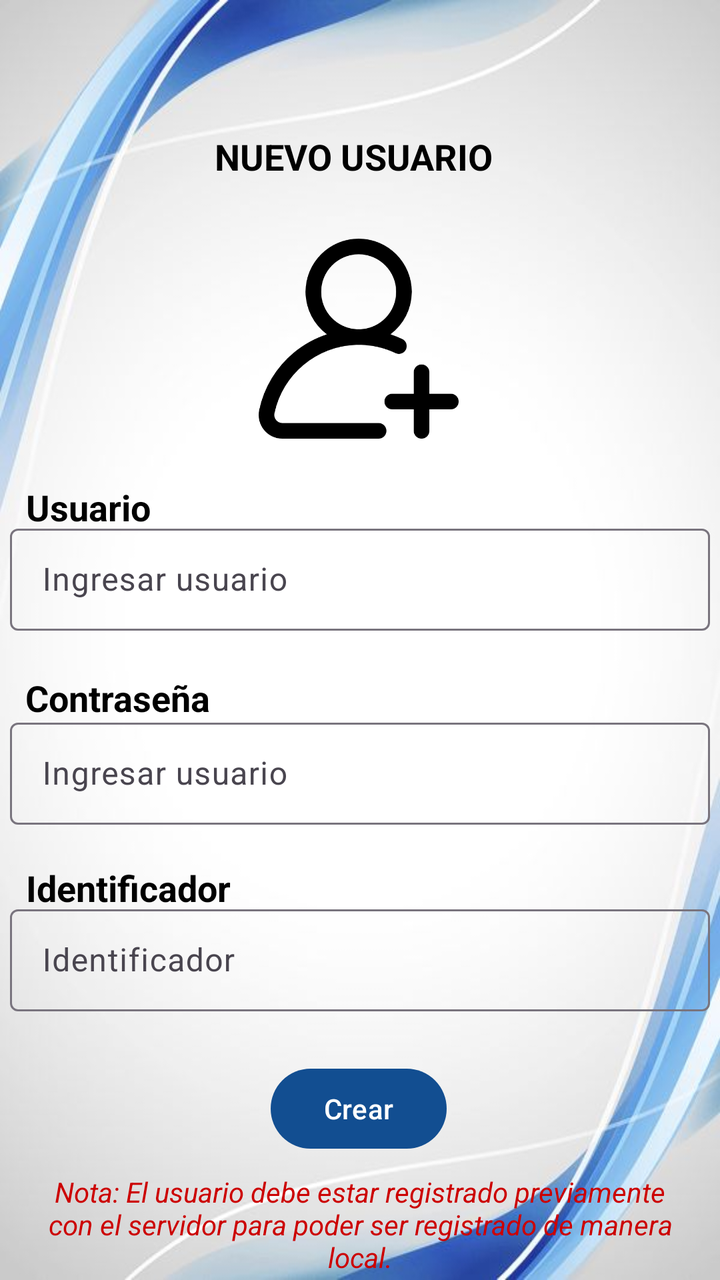
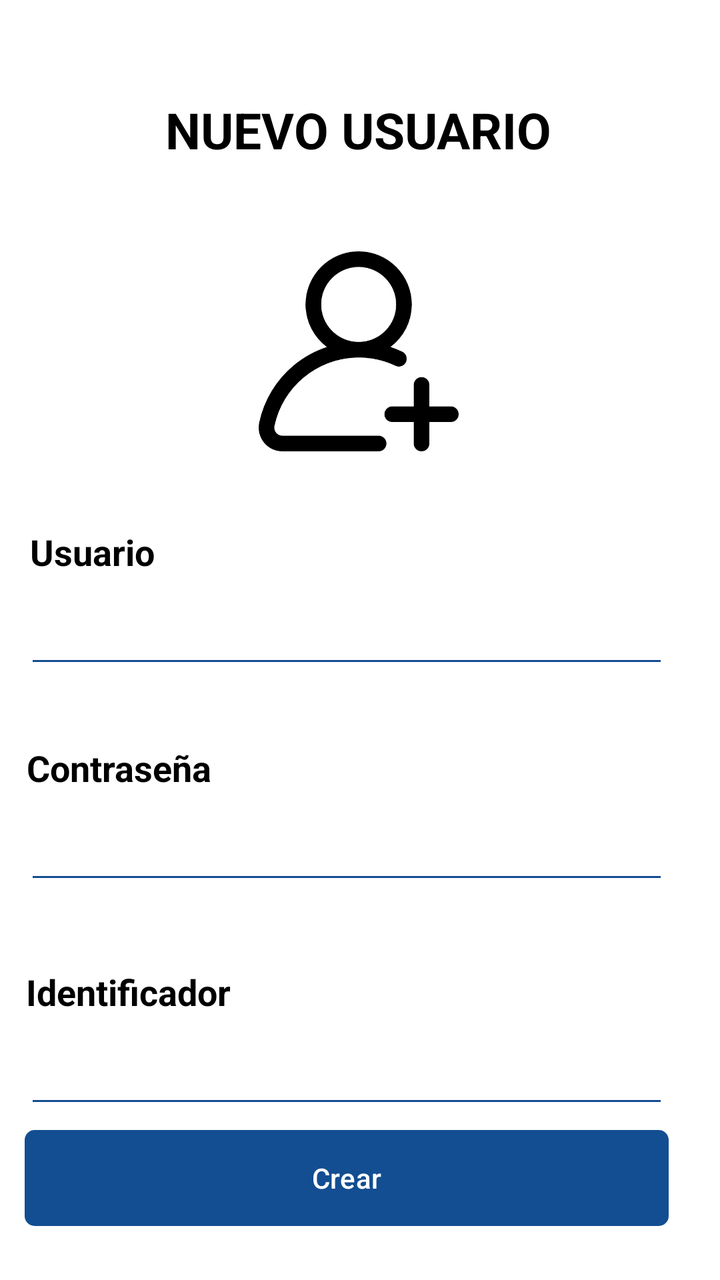

An Android layout rendered at two revisions. The XML below is the earlier revision; the diff shows what the commit changed to produce the second picture.
<!-- AndroidManifest.xml: application theme Theme.Cobro -->
<!-- res/layout/activity_crear.xml -->
<?xml version="1.0" encoding="utf-8"?>
<androidx.constraintlayout.widget.ConstraintLayout xmlns:android="http://schemas.android.com/apk/res/android"
    xmlns:app="http://schemas.android.com/apk/res-auto"
    xmlns:tools="http://schemas.android.com/tools"
    android:id="@+id/main"
    android:layout_width="match_parent"
    android:layout_height="match_parent"
    android:background="@drawable/frame"
    tools:context=".MainActivity" >

    <ImageView
        android:id="@+id/imageView4"
        android:layout_width="100dp"
        android:layout_height="100dp"
        android:contentDescription="@string/descripcion_agregar"
        app:layout_constraintBottom_toBottomOf="parent"
        app:layout_constraintEnd_toEndOf="parent"
        app:layout_constraintHorizontal_bias="0.498"
        app:layout_constraintStart_toStartOf="parent"
        app:layout_constraintTop_toTopOf="parent"
        app:layout_constraintVertical_bias="0.221"
        app:srcCompat="@drawable/agregar" />

    <TextView
        android:id="@+id/textView7"
        android:layout_width="wrap_content"
        android:layout_height="wrap_content"
        android:text="@string/lbl_nuevo"
        android:textSize="18sp"
        android:textStyle="bold"
        android:textColor="@color/black"
        app:layout_constraintBottom_toBottomOf="parent"
        app:layout_constraintEnd_toEndOf="parent"
        app:layout_constraintHorizontal_bias="0.486"
        app:layout_constraintStart_toStartOf="parent"
        app:layout_constraintTop_toTopOf="parent"
        app:layout_constraintVertical_bias="0.107" />


    <TextView
        android:id="@+id/textView8"
        android:layout_width="wrap_content"
        android:layout_height="wrap_content"
        android:text="@string/lbl_usuar"
        android:textSize="18sp"
        android:textStyle="bold"
        android:textColor="@color/black"
        app:layout_constraintBottom_toBottomOf="parent"
        app:layout_constraintEnd_toEndOf="parent"
        app:layout_constraintHorizontal_bias="0.044"
        app:layout_constraintStart_toStartOf="parent"
        app:layout_constraintTop_toTopOf="parent"
        app:layout_constraintVertical_bias="0.392" />

    <TextView
        android:id="@+id/identificador"
        android:layout_width="wrap_content"
        android:layout_height="wrap_content"
        android:text="@string/lbl_pass"
        android:textSize="18sp"
        android:textStyle="bold"
        android:textColor="@color/black"
        app:layout_constraintBottom_toBottomOf="parent"
        app:layout_constraintEnd_toEndOf="parent"
        app:layout_constraintHorizontal_bias="0.047"
        app:layout_constraintStart_toStartOf="parent"
        app:layout_constraintTop_toTopOf="parent"
        app:layout_constraintVertical_bias="0.547" />

    <TextView
        android:id="@+id/textView6"
        android:layout_width="wrap_content"
        android:layout_height="wrap_content"
        android:text="Identificador"
        android:textColor="@color/black"
        android:textSize="18sp"
        android:textStyle="bold"
        app:layout_constraintBottom_toBottomOf="parent"
        app:layout_constraintEnd_toEndOf="parent"
        app:layout_constraintHorizontal_bias="0.051"
        app:layout_constraintStart_toStartOf="parent"
        app:layout_constraintTop_toTopOf="parent"
        app:layout_constraintVertical_bias="0.701" />

    <com.google.android.material.textfield.TextInputLayout
        android:layout_width="350dp"
        android:layout_height="wrap_content"
        app:layout_constraintBottom_toBottomOf="parent"
        app:layout_constraintEnd_toEndOf="parent"
        app:layout_constraintHorizontal_bias="0.491"
        app:layout_constraintStart_toStartOf="parent"
        app:layout_constraintTop_toTopOf="parent"
        app:layout_constraintVertical_bias="0.444">

        <com.google.android.material.textfield.TextInputEditText
            android:id="@+id/usuarioInput"
            android:layout_width="match_parent"
            android:layout_height="51dp"
            android:hint="@string/txt_usuario"
            android:textColor="@color/black" />
    </com.google.android.material.textfield.TextInputLayout>

    <com.google.android.material.textfield.TextInputLayout
        android:id="@+id/textInputLayoutusuarioInput"
        android:layout_width="350dp"
        android:layout_height="wrap_content"
        app:layout_constraintBottom_toBottomOf="parent"
        app:layout_constraintEnd_toEndOf="parent"
        app:layout_constraintHorizontal_bias="0.491"
        app:layout_constraintStart_toStartOf="parent"
        app:layout_constraintTop_toTopOf="parent"
        app:layout_constraintVertical_bias="0.61">

        <com.google.android.material.textfield.TextInputEditText
            android:id="@+id/passwordInput"
            android:layout_width="match_parent"
            android:layout_height="51dp"
            android:hint="@string/txt_usuario"
            android:textColor="@color/black" />
    </com.google.android.material.textfield.TextInputLayout>


    <Button
        android:id="@+id/butto"
        android:layout_width="wrap_content"
        android:layout_height="wrap_content"
        android:text="@string/btn_crear"
        app:layout_constraintBottom_toBottomOf="parent"
        app:layout_constraintEnd_toEndOf="parent"
        app:layout_constraintHorizontal_bias="0.498"
        app:layout_constraintStart_toStartOf="parent"
        app:layout_constraintTop_toTopOf="parent"
        app:layout_constraintVertical_bias="0.896" />

    <com.google.android.material.textfield.TextInputLayout
        android:id="@+id/textInputLayoutIdentificador"
        android:layout_width="350dp"
        android:layout_height="wrap_content"
        app:layout_constraintBottom_toBottomOf="parent"
        app:layout_constraintEnd_toEndOf="parent"
        app:layout_constraintHorizontal_bias="0.491"
        app:layout_constraintStart_toStartOf="parent"
        app:layout_constraintTop_toTopOf="parent"
        app:layout_constraintVertical_bias="0.77">

        <com.google.android.material.textfield.TextInputEditText
            android:id="@+id/identificadorInput"
            android:layout_width="match_parent"
            android:layout_height="51dp"
            android:hint="Identificador"
            android:textColor="@color/black" />
    </com.google.android.material.textfield.TextInputLayout>

    <TextView
        android:id="@+id/textViewNota"
        android:layout_width="0dp"
        android:layout_height="wrap_content"
        android:layout_marginStart="16dp"
        android:layout_marginTop="8dp"
        android:layout_marginEnd="16dp"
        android:text="Nota: El usuario debe estar registrado previamente con el servidor para poder ser registrado de manera local."
        android:textAlignment="center"
        android:textColor="@android:color/holo_red_dark"
        android:textSize="14sp"
        android:textStyle="italic"
        app:layout_constraintStart_toStartOf="parent"
        app:layout_constraintEnd_toEndOf="parent"
        app:layout_constraintTop_toBottomOf="@id/butto"/>



</androidx.constraintlayout.widget.ConstraintLayout>
<!-- resources referenced by this layout -->
<resources>
  <color name="black">#FF000000</color>
  <!-- drawable agregar: png bitmap (drawable, 15375 bytes) -->
  <!-- drawable frame: jpg bitmap (drawable, 21967 bytes) -->
  <string name="btn_crear"> Crear</string>
  <string name="descripcion_agregar">Descripción de la imagen de agregar</string>
  <string name="lbl_nuevo"> NUEVO USUARIO </string>
  <string name="lbl_pass"> Contraseña</string>
  <string name="lbl_usuar"> Usuario </string>
  <string name="txt_usuario"> Ingresar usuario</string>
  <style name="Theme.Cobro" parent="Base.Theme.Cobro" />
  <style name="Base.Theme.Cobro" parent="Theme.Material3.DayNight.NoActionBar">
          
          
          <item name="colorPrimary">@color/colorPrimary</item>
          <item name="colorPrimaryVariant">@color/colorPrimaryDark</item>
          <item name="colorOnPrimary">@color/white</item>
          <item name="colorOnSecondary">@color/black</item>
  
      </style>
  <color name="colorPrimary">#124e91</color>
  <color name="colorPrimaryDark">#1A5276</color>
  <color name="white">#FFFFFFFF</color>
</resources>

<!-- the commit's change to res/layout/activity_crear.xml (unified diff, before → after) -->
@@ -5,67 +5,120 @@
     android:id="@+id/main"
     android:layout_width="match_parent"
     android:layout_height="match_parent"
-    android:background="@drawable/frame"
+    android:background="@color/white"
     tools:context=".MainActivity" >
+
 
     <ImageView
         android:id="@+id/imageView4"
         android:layout_width="100dp"
         android:layout_height="100dp"
+        android:layout_marginTop="44dp"
         android:contentDescription="@string/descripcion_agregar"
-        app:layout_constraintBottom_toBottomOf="parent"
         app:layout_constraintEnd_toEndOf="parent"
         app:layout_constraintHorizontal_bias="0.498"
         app:layout_constraintStart_toStartOf="parent"
-        app:layout_constraintTop_toTopOf="parent"
-        app:layout_constraintVertical_bias="0.221"
+        app:layout_constraintTop_toBottomOf="@+id/textView7"
         app:srcCompat="@drawable/agregar" />
 
-    <TextView
-        android:id="@+id/textView7"
-        android:layout_width="wrap_content"
-        android:layout_height="wrap_content"
-        android:text="@string/lbl_nuevo"
-        android:textSize="18sp"
-        android:textStyle="bold"
+    <EditText
+        android:id="@+id/usuarioInput"
+        android:layout_width="322dp"
+        android:layout_height="51dp"
+        android:layout_marginTop="288dp"
+        android:backgroundTint="@color/colorPrimary"
+        android:inputType="text"
         android:textColor="@color/black"
-        app:layout_constraintBottom_toBottomOf="parent"
         app:layout_constraintEnd_toEndOf="parent"
-        app:layout_constraintHorizontal_bias="0.486"
+        app:layout_constraintHorizontal_bias="0.325"
         app:layout_constraintStart_toStartOf="parent"
-        app:layout_constraintTop_toTopOf="parent"
-        app:layout_constraintVertical_bias="0.107" />
-
+        app:layout_constraintTop_toTopOf="parent" />
 
     <TextView
         android:id="@+id/textView8"
         android:layout_width="wrap_content"
         android:layout_height="wrap_content"
         android:text="@string/lbl_usuar"
+        android:textColor="@color/black"
         android:textSize="18sp"
         android:textStyle="bold"
-        android:textColor="@color/black"
-        app:layout_constraintBottom_toBottomOf="parent"
+        app:layout_constraintBottom_toTopOf="@+id/usuarioInput"
         app:layout_constraintEnd_toEndOf="parent"
-        app:layout_constraintHorizontal_bias="0.044"
+        app:layout_constraintHorizontal_bias="0.05"
         app:layout_constraintStart_toStartOf="parent"
-        app:layout_constraintTop_toTopOf="parent"
-        app:layout_constraintVertical_bias="0.392" />
+        app:layout_constraintTop_toBottomOf="@+id/imageView4"
+        app:layout_constraintVertical_bias="1.0" />
 
     <TextView
         android:id="@+id/identificador"
         android:layout_width="wrap_content"
         android:layout_height="wrap_content"
         android:text="@string/lbl_pass"
+        android:textColor="@color/black"
         android:textSize="18sp"
         android:textStyle="bold"
+        app:layout_constraintBottom_toTopOf="@+id/passwordInput"
+        app:layout_constraintEnd_toEndOf="parent"
+        app:layout_constraintHorizontal_bias="0.05"
+        app:layout_constraintStart_toStartOf="parent"
+        app:layout_constraintTop_toBottomOf="@+id/usuarioInput"
+        app:layout_constraintVertical_bias="1.0" />
+
+    <EditText
+        android:id="@+id/passwordInput"
+        android:layout_width="322dp"
+        android:layout_height="51dp"
+        android:layout_marginTop="396dp"
+        android:backgroundTint="@color/colorPrimary"
+        android:inputType="text"
         android:textColor="@color/black"
+        app:layout_constraintEnd_toEndOf="parent"
+        app:layout_constraintHorizontal_bias="0.325"
+        app:layout_constraintStart_toStartOf="parent"
+        app:layout_constraintTop_toTopOf="parent" />
+
+    <Button
+        android:id="@+id/butto"
+        android:layout_width="322dp"
+        android:layout_height="wrap_content"
+        android:background="@drawable/borde"
+        android:text="@string/btn_crear"
         app:layout_constraintBottom_toBottomOf="parent"
         app:layout_constraintEnd_toEndOf="parent"
-        app:layout_constraintHorizontal_bias="0.047"
+        app:layout_constraintHorizontal_bias="0.325"
         app:layout_constraintStart_toStartOf="parent"
-        app:layout_constraintTop_toTopOf="parent"
-        app:layout_constraintVertical_bias="0.547" />
+        app:layout_constraintTop_toBottomOf="@+id/identificadorInput"
+        app:layout_constraintVertical_bias="0.185" />
+
+    <EditText
+        android:id="@+id/identificadorInput"
+        android:layout_width="322dp"
+        android:layout_height="51dp"
+        android:layout_marginTop="508dp"
+        android:backgroundTint="@color/colorPrimary"
+        android:inputType="text"
+        android:textColor="@color/black"
+        app:layout_constraintEnd_toEndOf="parent"
+        app:layout_constraintHorizontal_bias="0.325"
+        app:layout_constraintStart_toStartOf="parent"
+        app:layout_constraintTop_toTopOf="parent" />
+
+    <TextView
+        android:id="@+id/textViewNota"
+        android:layout_width="0dp"
+        android:layout_height="wrap_content"
+        android:layout_marginStart="16dp"
+        android:layout_marginTop="32dp"
+        android:layout_marginEnd="16dp"
+        android:text="Nota: El usuario debe estar registrado previamente con el servidor para poder ser registrado de manera local."
+        android:textAlignment="center"
+        android:textColor="@color/colorPrimary"
+        android:textSize="14sp"
+        android:textStyle="italic"
+        app:layout_constraintEnd_toEndOf="parent"
+        app:layout_constraintHorizontal_bias="0.0"
+        app:layout_constraintStart_toStartOf="parent"
+        app:layout_constraintTop_toBottomOf="@id/butto" />
 
     <TextView
         android:id="@+id/textView6"
@@ -75,98 +128,26 @@
         android:textColor="@color/black"
         android:textSize="18sp"
         android:textStyle="bold"
-        app:layout_constraintBottom_toBottomOf="parent"
+        app:layout_constraintBottom_toTopOf="@+id/identificadorInput"
         app:layout_constraintEnd_toEndOf="parent"
-        app:layout_constraintHorizontal_bias="0.051"
+        app:layout_constraintHorizontal_bias="0.05"
         app:layout_constraintStart_toStartOf="parent"
         app:layout_constraintTop_toTopOf="parent"
-        app:layout_constraintVertical_bias="0.701" />
+        app:layout_constraintVertical_bias="1.0" />
 
-    <com.google.android.material.textfield.TextInputLayout
-        android:layout_width="350dp"
-        android:layout_height="wrap_content"
-        app:layout_constraintBottom_toBottomOf="parent"
-        app:layout_constraintEnd_toEndOf="parent"
-        app:layout_constraintHorizontal_bias="0.491"
-        app:layout_constraintStart_toStartOf="parent"
-        app:layout_constraintTop_toTopOf="parent"
-        app:layout_constraintVertical_bias="0.444">
-
-        <com.google.android.material.textfield.TextInputEditText
-            android:id="@+id/usuarioInput"
-            android:layout_width="match_parent"
-            android:layout_height="51dp"
-            android:hint="@string/txt_usuario"
-            android:textColor="@color/black" />
-    </com.google.android.material.textfield.TextInputLayout>
-
-    <com.google.android.material.textfield.TextInputLayout
-        android:id="@+id/textInputLayoutusuarioInput"
-        android:layout_width="350dp"
-        android:layout_height="wrap_content"
-        app:layout_constraintBottom_toBottomOf="parent"
-        app:layout_constraintEnd_toEndOf="parent"
-        app:layout_constraintHorizontal_bias="0.491"
-        app:layout_constraintStart_toStartOf="parent"
-        app:layout_constraintTop_toTopOf="parent"
-        app:layout_constraintVertical_bias="0.61">
-
-        <com.google.android.material.textfield.TextInputEditText
-            android:id="@+id/passwordInput"
-            android:layout_width="match_parent"
-            android:layout_height="51dp"
-            android:hint="@string/txt_usuario"
-            android:textColor="@color/black" />
-    </com.google.android.material.textfield.TextInputLayout>
-
-
-    <Button
-        android:id="@+id/butto"
+    <TextView
+        android:id="@+id/textView7"
         android:layout_width="wrap_content"
         android:layout_height="wrap_content"
-        android:text="@string/btn_crear"
-        app:layout_constraintBottom_toBottomOf="parent"
+        android:layout_marginTop="48dp"
+        android:text="@string/lbl_nuevo"
+        android:textColor="@color/black"
+        android:textSize="25sp"
+        android:textStyle="bold"
         app:layout_constraintEnd_toEndOf="parent"
-        app:layout_constraintHorizontal_bias="0.498"
+        app:layout_constraintHorizontal_bias="0.496"
         app:layout_constraintStart_toStartOf="parent"
-        app:layout_constraintTop_toTopOf="parent"
-        app:layout_constraintVertical_bias="0.896" />
-
-    <com.google.android.material.textfield.TextInputLayout
-        android:id="@+id/textInputLayoutIdentificador"
-        android:layout_width="350dp"
-        android:layout_height="wrap_content"
-        app:layout_constraintBottom_toBottomOf="parent"
-        app:layout_constraintEnd_toEndOf="parent"
-        app:layout_constraintHorizontal_bias="0.491"
-        app:layout_constraintStart_toStartOf="parent"
-        app:layout_constraintTop_toTopOf="parent"
-        app:layout_constraintVertical_bias="0.77">
-
-        <com.google.android.material.textfield.TextInputEditText
-            android:id="@+id/identificadorInput"
-            android:layout_width="match_parent"
-            android:layout_height="51dp"
-            android:hint="Identificador"
-            android:textColor="@color/black" />
-    </com.google.android.material.textfield.TextInputLayout>
-
-    <TextView
-        android:id="@+id/textViewNota"
-        android:layout_width="0dp"
-        android:layout_height="wrap_content"
-        android:layout_marginStart="16dp"
-        android:layout_marginTop="8dp"
-        android:layout_marginEnd="16dp"
-        android:text="Nota: El usuario debe estar registrado previamente con el servidor para poder ser registrado de manera local."
-        android:textAlignment="center"
-        android:textColor="@android:color/holo_red_dark"
-        android:textSize="14sp"
-        android:textStyle="italic"
-        app:layout_constraintStart_toStartOf="parent"
-        app:layout_constraintEnd_toEndOf="parent"
-        app:layout_constraintTop_toBottomOf="@id/butto"/>
-
+        app:layout_constraintTop_toTopOf="parent" />
 
 
 </androidx.constraintlayout.widget.ConstraintLayout>
<!-- resource entries referenced after the edit -->
@@ -2,13 +2,23 @@
 <resources>
   <color name="black">#FF000000</color>
   <!-- drawable agregar: png bitmap (drawable, 15375 bytes) -->
-  <!-- drawable frame: jpg bitmap (drawable, 21967 bytes) -->
+  <!-- drawable borde (drawable) -->
+  <?xml version="1.0" encoding="utf-8"?>
+  <shape xmlns:android="http://schemas.android.com/apk/res/android"
+      android:shape="rectangle">
+  
+  
+      
+      <solid android:color="#f1f8de" /> 
+  
+      
+      <corners android:radius="5dp" />
+  </shape>
   <string name="btn_crear"> Crear</string>
   <string name="descripcion_agregar">Descripción de la imagen de agregar</string>
   <string name="lbl_nuevo"> NUEVO USUARIO </string>
   <string name="lbl_pass"> Contraseña</string>
   <string name="lbl_usuar"> Usuario </string>
-  <string name="txt_usuario"> Ingresar usuario</string>
   <style name="Theme.Cobro" parent="Base.Theme.Cobro" />
   <style name="Base.Theme.Cobro" parent="Theme.Material3.DayNight.NoActionBar">
           
